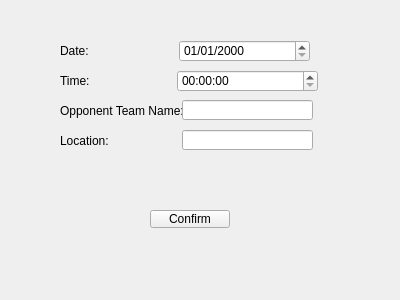
First picture: the form in addmatchfixture.ui, repository TNT57/FootballClubManagementSystem, before the edit.
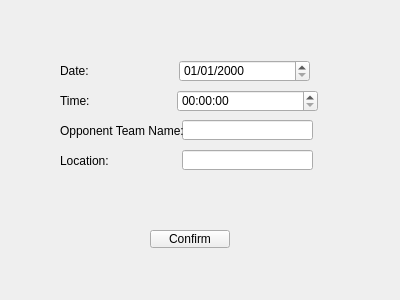
Second picture: the form after the edit.

```diff
--- a/addmatchfixture.ui
+++ b/addmatchfixture.ui
@@ -13,24 +13,44 @@
   <property name="windowTitle">
    <string>Form</string>
   </property>
-  <widget class="QLabel" name="label">
+  <widget class="QLineEdit" name="opponentTeamNameEdit">
    <property name="geometry">
     <rect>
-     <x>60</x>
-     <y>100</y>
+     <x>182</x>
+     <y>120</y>
      <width>131</width>
-     <height>21</height>
+     <height>20</height>
+    </rect>
+   </property>
+  </widget>
+  <widget class="QPushButton" name="confirmButton">
+   <property name="geometry">
+    <rect>
+     <x>150</x>
+     <y>230</y>
+     <width>80</width>
+     <height>18</height>
     </rect>
    </property>
    <property name="text">
-    <string>Opponent Team Name:</string>
+    <string>Confirm</string>
+   </property>
+  </widget>
+  <widget class="QTimeEdit" name="timeEdit">
+   <property name="geometry">
+    <rect>
+     <x>177</x>
+     <y>90</y>
+     <width>141</width>
+     <height>22</height>
+    </rect>
    </property>
   </widget>
   <widget class="QLabel" name="label_2">
    <property name="geometry">
     <rect>
      <x>60</x>
-     <y>40</y>
+     <y>60</y>
      <width>81</width>
      <height>21</height>
     </rect>
@@ -39,11 +59,21 @@
     <string>Date:</string>
    </property>
   </widget>
+  <widget class="QLineEdit" name="locationEdit">
+   <property name="geometry">
+    <rect>
+     <x>182</x>
+     <y>150</y>
+     <width>131</width>
+     <height>20</height>
+    </rect>
+   </property>
+  </widget>
   <widget class="QLabel" name="label_3">
    <property name="geometry">
     <rect>
      <x>60</x>
-     <y>70</y>
+     <y>90</y>
      <width>91</width>
      <height>21</height>
     </rect>
@@ -56,7 +86,7 @@
    <property name="geometry">
     <rect>
      <x>60</x>
-     <y>130</y>
+     <y>150</y>
      <width>81</width>
      <height>21</height>
     </rect>
@@ -65,31 +95,11 @@
     <string>Location:</string>
    </property>
   </widget>
-  <widget class="QLineEdit" name="opponentTeamNameEdit">
-   <property name="geometry">
-    <rect>
-     <x>182</x>
-     <y>100</y>
-     <width>131</width>
-     <height>20</height>
-    </rect>
-   </property>
-  </widget>
-  <widget class="QLineEdit" name="locationEdit">
-   <property name="geometry">
-    <rect>
-     <x>182</x>
-     <y>130</y>
-     <width>131</width>
-     <height>20</height>
-    </rect>
-   </property>
-  </widget>
   <widget class="QDateEdit" name="dateEdit">
    <property name="geometry">
     <rect>
      <x>179</x>
-     <y>40</y>
+     <y>60</y>
      <width>131</width>
      <height>22</height>
     </rect>
@@ -98,27 +108,17 @@
     <string>dd/MM/yyyy</string>
    </property>
   </widget>
-  <widget class="QTimeEdit" name="timeEdit">
+  <widget class="QLabel" name="label">
    <property name="geometry">
     <rect>
-     <x>177</x>
-     <y>70</y>
-     <width>141</width>
-     <height>22</height>
-    </rect>
-   </property>
-  </widget>
-  <widget class="QPushButton" name="confirmButton">
-   <property name="geometry">
-    <rect>
-     <x>150</x>
-     <y>210</y>
-     <width>80</width>
-     <height>18</height>
+     <x>60</x>
+     <y>120</y>
+     <width>131</width>
+     <height>21</height>
     </rect>
    </property>
    <property name="text">
-    <string>Confirm</string>
+    <string>Opponent Team Name:</string>
    </property>
   </widget>
  </widget>
```
